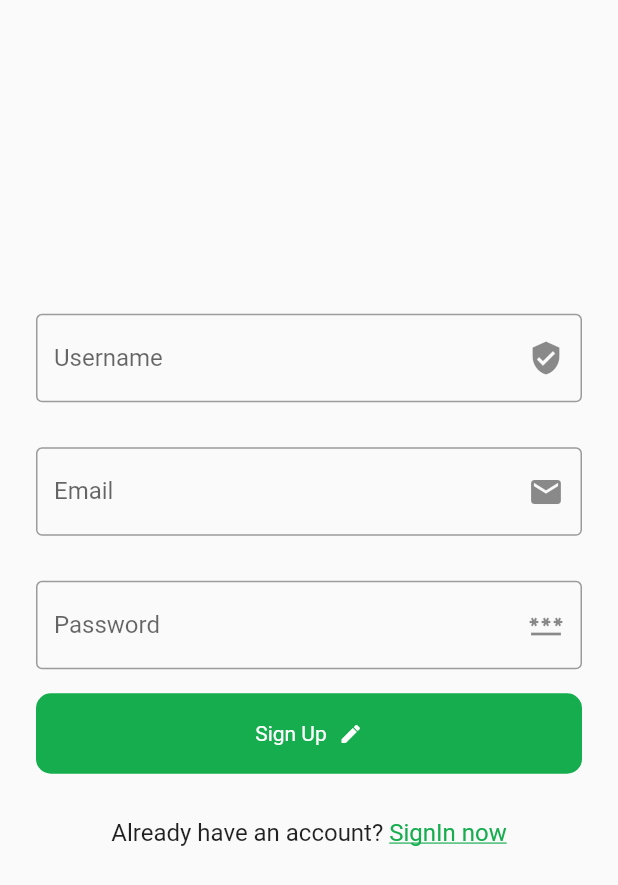
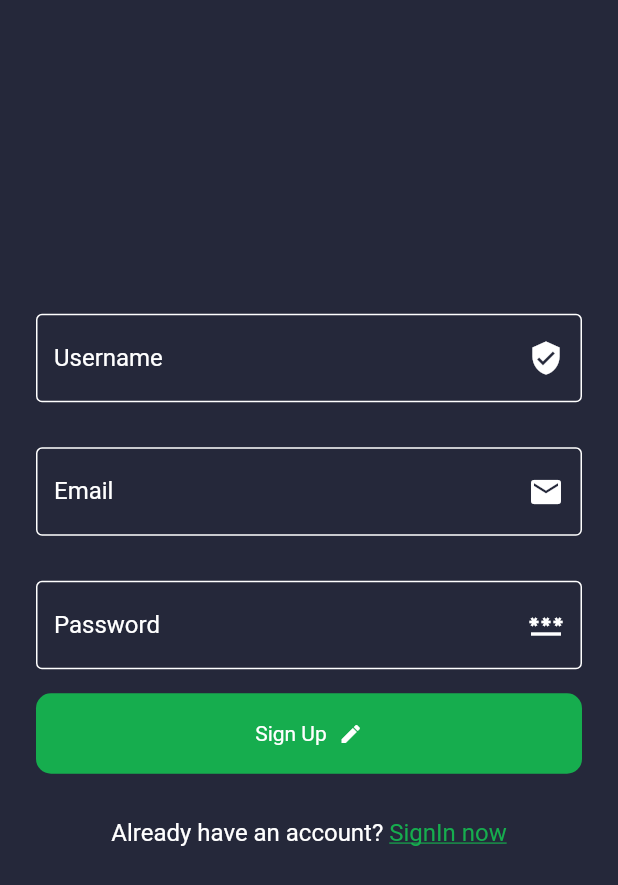
Before and after one commit to MunibullahShah/flutter_gmaps-main, a Flutter app: the screen it shows after launch, after a tap on "Register", on a phone screen of 412 x 824 dp. Shown: the top 885 px of the screen. Run offline on Flutter 3.47's test engine with Material 2 defaults, Android fonts, the phone set to English and light mode, and no system bars; our stand-ins replace cloud_firestore, firebase_auth, firebase_core, google_maps_flutter, url_launcher_web; missing offline and left inert: cloud_firestore_web, firebase_auth_web, firebase_core_web; accounts and stored records are empty; network calls fail.

Commit message:
did UI responsive

```diff
--- a/lib/screens/Practice.dart
+++ b/lib/screens/Practice.dart
@@ -63,7 +63,7 @@ class Practice extends StatelessWidget {
                       ],
                     ),
                   ),
-                  height: 245,
+                  height: 250,
                   width: MediaQuery.of(context).size.width - 0.0,
                   decoration: BoxDecoration(
                       color: Colors.blue,
--- a/lib/screens/signin_screen.dart
+++ b/lib/screens/signin_screen.dart
@@ -1,6 +1,7 @@
 // ignore_for_file: prefer_const_constructors
 
 import 'package:flutter/material.dart';
+import 'package:flutter_gmaps/constants.dart';
 import 'package:flutter_gmaps/helper/firebaseMethods.dart';
 import 'package:flutter_gmaps/screens/dealersScreen.dart';
 import 'package:flutter_gmaps/screens/signup_screen.dart';
@@ -32,6 +33,7 @@ class _SignInState extends State<SignIn> {
           )
         : SafeArea(
             child: Scaffold(
+              backgroundColor: primaryColor,
               body: _isloading
                   ? Container(
                       child: Center(
@@ -44,12 +46,20 @@ class _SignInState extends State<SignIn> {
                         mainAxisAlignment: MainAxisAlignment.center,
                         children: [
                           TextField(
+                            style: TextStyle(color: Colors.white),
+                            cursorColor: Colors.white,
                             controller: emailController,
                             decoration: const InputDecoration(
+                              fillColor: Colors.white,
+                              focusColor: Colors.white,
                               labelText: 'Email',
-                              border: OutlineInputBorder(),
+                              labelStyle: TextStyle(color: Colors.white),
+                              hoverColor: Colors.white,
+                              enabledBorder: OutlineInputBorder(
+                                  borderSide: BorderSide(color: Colors.white)),
                               suffixIcon: Icon(
                                 Icons.email,
+                                color: Colors.white,
                               ),
                             ),
                           ),
@@ -57,13 +67,20 @@ class _SignInState extends State<SignIn> {
                             height: 30,
                           ),
                           TextField(
-                            controller: passwordController,
-                            obscureText: true,
+                            style: TextStyle(color: Colors.white),
+                            cursorColor: Colors.white,
+                            controller: emailController,
                             decoration: const InputDecoration(
+                              fillColor: Colors.white,
+                              focusColor: Colors.white,
                               labelText: 'Password',
-                              border: OutlineInputBorder(),
+                              labelStyle: TextStyle(color: Colors.white),
+                              hoverColor: Colors.white,
+                              enabledBorder: OutlineInputBorder(
+                                  borderSide: BorderSide(color: Colors.white)),
                               suffixIcon: Icon(
                                 Icons.password,
+                                color: Colors.white,
                               ),
                             ),
                           ),
--- a/lib/screens/signup_screen.dart
+++ b/lib/screens/signup_screen.dart
@@ -1,6 +1,7 @@
 // ignore_for_file: prefer_const_constructors
 
 import 'package:flutter/material.dart';
+import 'package:flutter_gmaps/constants.dart';
 import 'package:flutter_gmaps/helper/Authentication.dart';
 import 'package:flutter_gmaps/helper/database.dart';
 import 'package:flutter_gmaps/helper/firebaseMethods.dart';
@@ -56,6 +57,7 @@ class _SignUpState extends State<SignUp> {
   @override
   Widget build(BuildContext context) {
     return Scaffold(
+      backgroundColor: primaryColor,
       body: isLoading
           ? Container(
               child: Center(
@@ -81,9 +83,12 @@ class _SignUpState extends State<SignUp> {
                           },
                           decoration: const InputDecoration(
                             labelText: 'Username',
-                            border: OutlineInputBorder(),
+                            labelStyle: TextStyle(color: Colors.white),
+                            enabledBorder: OutlineInputBorder(
+                                borderSide: BorderSide(color: Colors.white)),
                             suffixIcon: Icon(
                               Icons.verified_user,
+                              color: Colors.white,
                             ),
                           ),
                         ),
@@ -91,6 +96,7 @@ class _SignUpState extends State<SignUp> {
                           height: 30,
                         ),
                         TextFormField(
+                          style: TextStyle(color: Colors.white),
                           controller: emailEditingController,
                           validator: (val) {
                             return RegExp(
@@ -100,10 +106,14 @@ class _SignUpState extends State<SignUp> {
                                 : "Enter correct email";
                           },
                           decoration: const InputDecoration(
+                            fillColor: Colors.white,
+                            labelStyle: TextStyle(color: Colors.white),
                             labelText: 'Email',
-                            border: OutlineInputBorder(),
+                            enabledBorder: OutlineInputBorder(
+                                borderSide: BorderSide(color: Colors.white)),
                             suffixIcon: Icon(
                               Icons.email,
+                              color: Colors.white,
                             ),
                           ),
                         ),
@@ -114,9 +124,12 @@ class _SignUpState extends State<SignUp> {
                           obscureText: true,
                           decoration: const InputDecoration(
                             labelText: 'Password',
-                            border: OutlineInputBorder(),
+                            labelStyle: TextStyle(color: Colors.white),
+                            enabledBorder: OutlineInputBorder(
+                                borderSide: BorderSide(color: Colors.white)),
                             suffixIcon: Icon(
                               Icons.password,
+                              color: Colors.white,
                             ),
                           ),
                           controller: passwordEditingController,
@@ -176,7 +189,7 @@ class _SignUpState extends State<SignUp> {
                     children: [
                       const Text(
                         "Already have an account? ",
-                        style: TextStyle(fontSize: 16),
+                        style: TextStyle(fontSize: 16, color: Colors.white),
                       ),
                       GestureDetector(
                         onTap: () {
```
Also changed, not shown: lib/screens/aboutus.dart (+7 -5 lines), lib/screens/contact.dart (+6 -5 lines).
